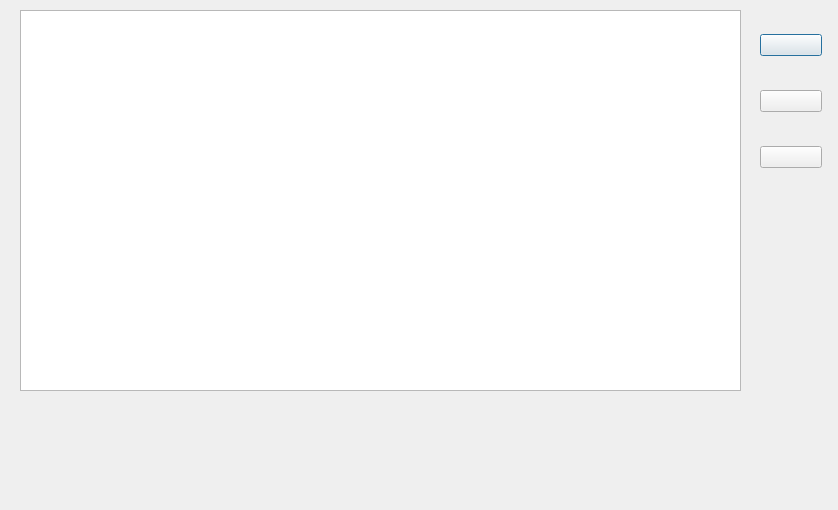
MishIvan/UbuntuProjects, file TasksAccounting/worksdialog.ui: the form before one commit.
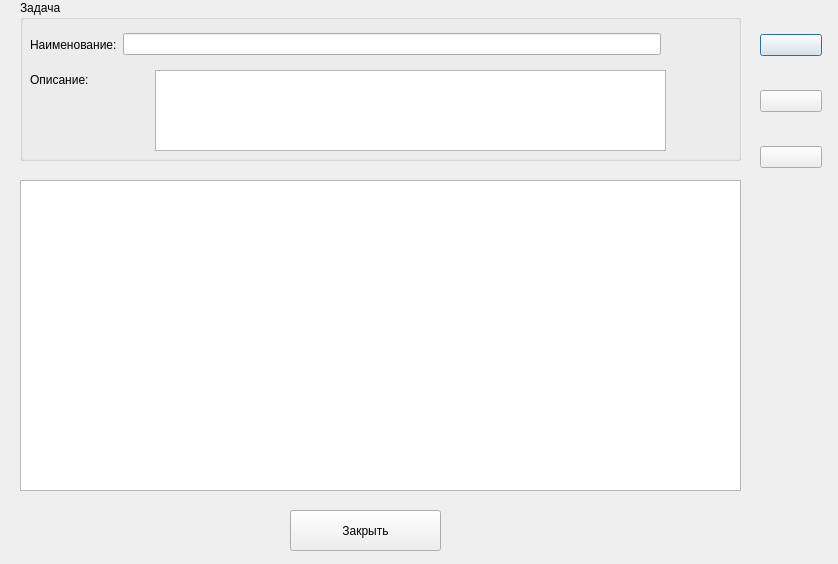
The form after the commit. Icons and pictures are not drawn.

The edit to the form file:
```diff
--- a/TasksAccounting/worksdialog.ui
+++ b/TasksAccounting/worksdialog.ui
@@ -7,7 +7,7 @@
     <x>0</x>
     <y>0</y>
     <width>838</width>
-    <height>510</height>
+    <height>564</height>
    </rect>
   </property>
   <property name="windowTitle">
@@ -17,16 +17,16 @@
    <property name="geometry">
     <rect>
      <x>20</x>
-     <y>10</y>
+     <y>180</y>
      <width>721</width>
-     <height>381</height>
+     <height>311</height>
     </rect>
    </property>
    <property name="selectionBehavior">
     <enum>QAbstractItemView::SelectRows</enum>
    </property>
   </widget>
-  <widget class="QWidget" name="">
+  <widget class="QWidget" name="layoutWidget">
    <property name="geometry">
     <rect>
      <x>760</x>
@@ -98,6 +98,84 @@
     </item>
    </layout>
   </widget>
+  <widget class="QGroupBox" name="groupBox">
+   <property name="geometry">
+    <rect>
+     <x>20</x>
+     <y>0</y>
+     <width>721</width>
+     <height>161</height>
+    </rect>
+   </property>
+   <property name="title">
+    <string>Задача</string>
+   </property>
+   <widget class="QLabel" name="label_2">
+    <property name="geometry">
+     <rect>
+      <x>10</x>
+      <y>70</y>
+      <width>121</width>
+      <height>19</height>
+     </rect>
+    </property>
+    <property name="text">
+     <string>Описание:</string>
+    </property>
+   </widget>
+   <widget class="QPlainTextEdit" name="m_taskDescription">
+    <property name="geometry">
+     <rect>
+      <x>135</x>
+      <y>70</y>
+      <width>511</width>
+      <height>81</height>
+     </rect>
+    </property>
+    <property name="readOnly">
+     <bool>true</bool>
+    </property>
+   </widget>
+   <widget class="QWidget" name="layoutWidget">
+    <property name="geometry">
+     <rect>
+      <x>10</x>
+      <y>30</y>
+      <width>631</width>
+      <height>29</height>
+     </rect>
+    </property>
+    <layout class="QHBoxLayout" name="horizontalLayout">
+     <item>
+      <widget class="QLabel" name="label">
+       <property name="text">
+        <string>Наименование:</string>
+       </property>
+      </widget>
+     </item>
+     <item>
+      <widget class="QLineEdit" name="m_taskName">
+       <property name="readOnly">
+        <bool>true</bool>
+       </property>
+      </widget>
+     </item>
+    </layout>
+   </widget>
+  </widget>
+  <widget class="QPushButton" name="closeButton">
+   <property name="geometry">
+    <rect>
+     <x>290</x>
+     <y>510</y>
+     <width>151</width>
+     <height>41</height>
+    </rect>
+   </property>
+   <property name="text">
+    <string>Закрыть</string>
+   </property>
+  </widget>
  </widget>
  <resources>
   <include location="MainResource.qrc"/>
```
Left out of the diff: 6 changed lines with no effect on the pictures.
